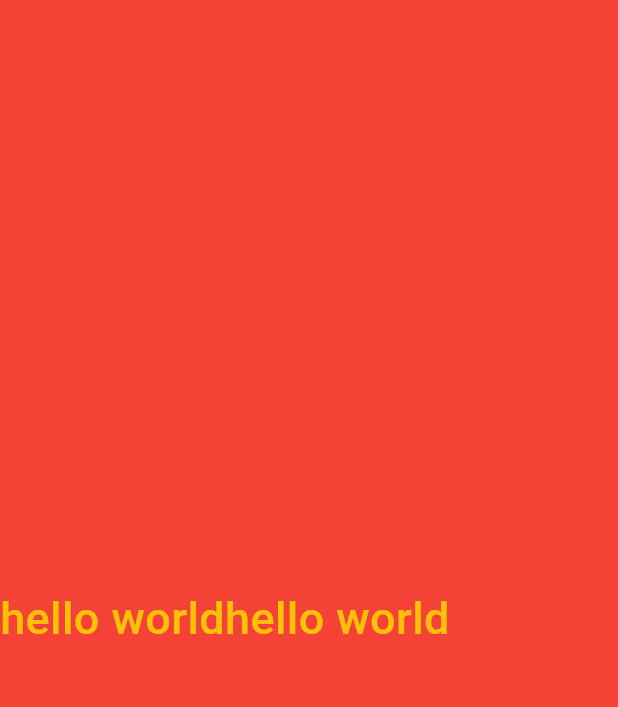
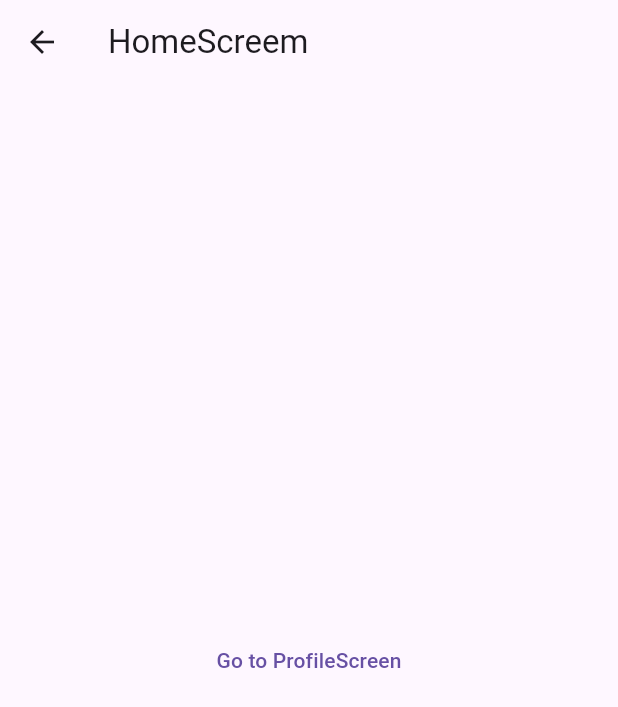
Before and after one commit to kareemtoson12/mtec, a Flutter app: the HomeScreen screen opened directly, on a phone screen of 412 x 824 dp. Shown: the top 707 px of the screen. Run offline on Flutter 3.47's test engine with Material 3 defaults, Android fonts, the light colour scheme and no system bars.

Commit message:
Add initial screens for the app including Dashboard, Home, Profile, First, and Second screens
- Created DashboardScreen with a back button
- Implemented FirstScreen with navigation to ScreenTwo
- Added HomeScreen with navigation to ProfileScreen, passing user information
- Developed ProfileScreen to display user information and navigate to DashboardScreen
- Created ScreenTwo with a back button to return to FirstScreen
- Introduced SignUp screen with navigation to FirstScreen and styled buttons

```diff
--- /dev/null
+++ b/lib/home_screen.dart
@@ -0,0 +1,27 @@
+// Karim Toson || kareemtoson1@gmail.com || Sat Aug 01 2026 18:41:07
+
+import 'package:flutter/material.dart';
+import 'package:mtec/profile_screen.dart';
+
+class HomeScreen extends StatelessWidget {
+  const HomeScreen({super.key});
+
+  @override
+  Widget build(BuildContext context) {
+    return Scaffold(
+      appBar: AppBar(title: Text('HomeScreem')),
+      body: Center(
+        child: TextButton(
+          onPressed: () {
+            Navigator.pushNamed(
+              context,
+              'ProfileScreen',
+              arguments: Information(name: 'saher', age: 22, address: 'cairo'),
+            );
+          },
+          child: Text('Go to ProfileScreen'),
+        ),
+      ),
+    );
+  }
+}
--- a/lib/main.dart
+++ b/lib/main.dart
@@ -1,52 +1,15 @@
 import 'package:flutter/material.dart';
-import 'package:mtec/task2.dart';
+import 'package:mtec/sign_up.dart';
 
 void main() {
-  runApp(MyApp());
+  runApp(NavigationApp());
 }
 
-class MyApp extends StatelessWidget {
-  const MyApp({super.key});
+class NavigationApp extends StatelessWidget {
+  const NavigationApp({super.key});
 
   @override
   Widget build(BuildContext context) {
-    return MaterialApp(home: Task2());
+    return MaterialApp(home: SignUp());
   }
 }
-
-class HomeScreen extends StatelessWidget {
-  const HomeScreen({super.key});
-
-  @override
-  Widget build(BuildContext context) {
-    return Scaffold(
-      body: Container(
-        height: double.infinity,
-        color: Colors.red,
-        child: Row(
-          mainAxisAlignment: MainAxisAlignment.start,
-          crossAxisAlignment: CrossAxisAlignment.center,
-
-          children: [
-            Text(
-              'hello world',
-              style: TextStyle(
-                color: Colors.amber,
-                fontSize: 30,
-                fontWeight: FontWeight.w500,
-              ),
-            ),
-            Text(
-              'hello world',
-              style: TextStyle(
-                color: Colors.amber,
-                fontSize: 30,
-                fontWeight: FontWeight.w500,
-              ),
-            ),
-          ],
-        ),
-      ),
-    );
-  }
-}
--- /dev/null
+++ b/lib/profile_screen.dart
@@ -0,0 +1,37 @@
+// Karim Toson || kareemtoson1@gmail.com || Sat Aug 01 2026 18:41:13
+
+import 'package:flutter/material.dart';
+
+class ProfileScreen extends StatelessWidget {
+  const ProfileScreen({super.key});
+
+  @override
+  Widget build(BuildContext context) {
+    Information userInfo =
+        ModalRoute.of(context)!.settings.arguments as Information;
+
+    return Scaffold(
+      appBar: AppBar(title: Text('')),
+      body: Center(
+        child: TextButton(
+          onPressed: () {
+            Navigator.pushNamedAndRemoveUntil(
+              context,
+              'DashboardScreen',
+              (route) => false,
+            );
+          },
+          child: Text(''),
+        ),
+      ),
+    );
+  }
+}
+
+class Information {
+  final String name;
+  final int age;
+  final String address;
+
+  Information({required this.name, required this.age, required this.address});
+}
```
Also changed, not shown: lib/dashboard_screen.dart (added, +22 -0 lines), lib/first_screen.dart (added, +27 -0 lines), lib/screen_two.dart (added, +23 -0 lines), lib/sign_up.dart (added, +72 -0 lines), lib/splash_screen.dart (deleted, +0 -11 lines), lib/task1.dart (deleted, +0 -29 lines), assets/logo_image.png (added).
